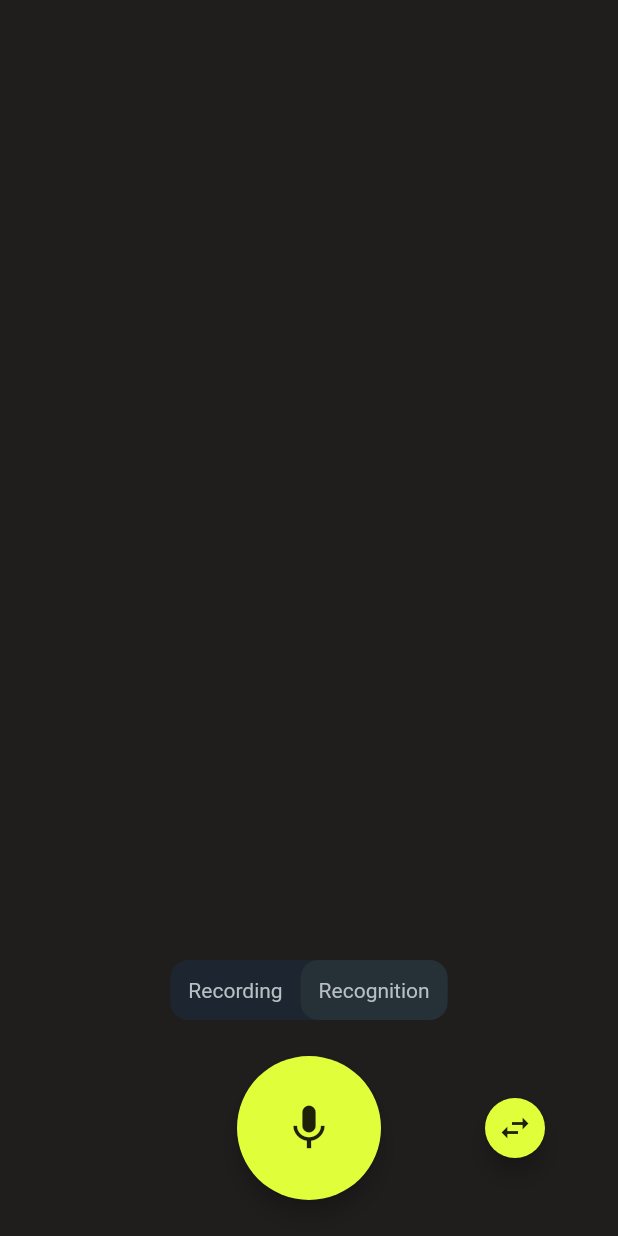
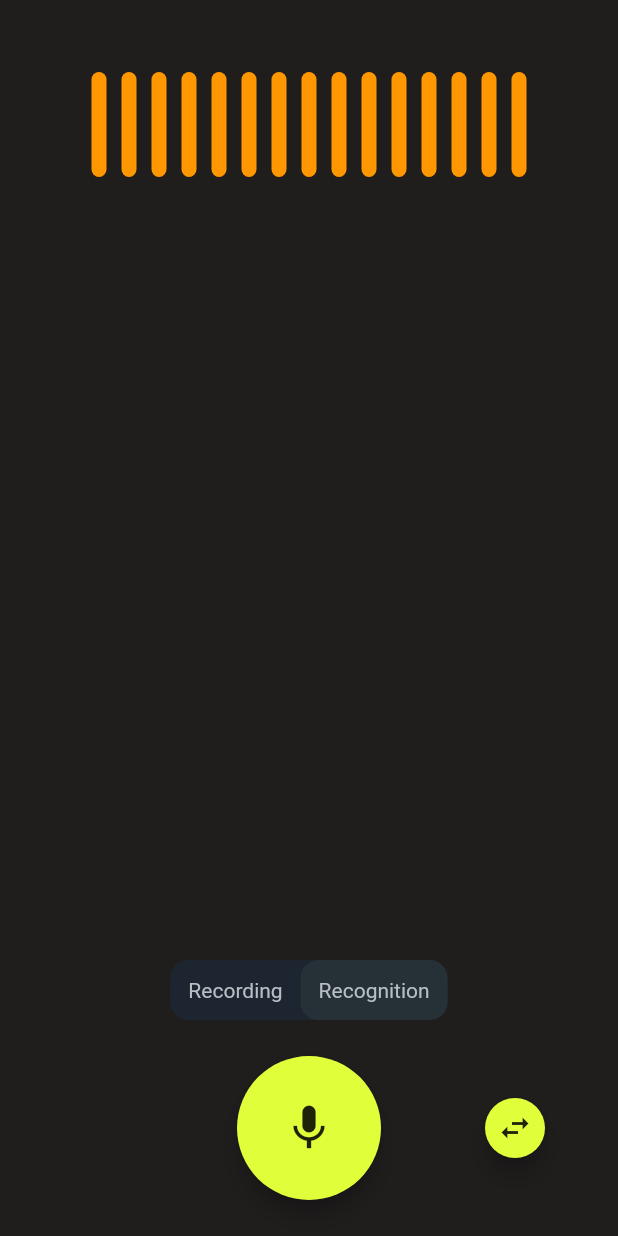
Before and after one commit to ashpakouski/SoundRecognizer-Flutter, a Flutter app: the screen it shows after launch, on a phone screen of 412 x 824 dp. Run offline on Flutter 3.47's test engine with Material 2 defaults, Android fonts, the phone set to English and light mode, and no system bars; our stand-ins replace bloc, dio, flutter_bloc, flutter_spinkit, permission_handler; missing offline and left inert: audio_session, flutter_sound, flutter_sound_platform_interface.

Commit message:
Create dummy audio record view

```diff
--- /dev/null
+++ b/lib/common/component/audio_record_view.dart
@@ -0,0 +1,53 @@
+import 'package:flutter/material.dart';
+
+class AudioRecordView extends StatelessWidget {
+  final List<int> soundValues;
+  final int maxAmplitude;
+  final double maxHeight;
+  final double? minHeight;
+  final Duration? animationDuration;
+  final double barWidth;
+  final BorderRadius? barRadius;
+  final EdgeInsets? barPadding;
+  final Color? barColor;
+
+  const AudioRecordView({
+    Key? key,
+    required this.soundValues,
+    required this.maxAmplitude,
+    required this.maxHeight,
+    this.minHeight,
+    this.animationDuration,
+    this.barWidth = 10,
+    this.barRadius,
+    this.barPadding,
+    this.barColor,
+  }) : super(key: key);
+
+  @override
+  Widget build(BuildContext context) {
+    return Row(
+      mainAxisAlignment: MainAxisAlignment.center,
+      crossAxisAlignment: CrossAxisAlignment.center,
+      children: [
+        for (var rangeIntensity in soundValues)
+          _buildBarDirectly(rangeIntensity.toDouble()),
+      ],
+    );
+  }
+
+  Widget _buildBarDirectly(double amplitude) {
+    return Padding(
+      padding: barPadding ?? const EdgeInsets.symmetric(horizontal: 5.0),
+      child: AnimatedContainer(
+        duration: animationDuration ?? const Duration(milliseconds: 500),
+        height: amplitude,
+        width: barWidth,
+        decoration: BoxDecoration(
+          color: barColor,
+          borderRadius: barRadius ?? BorderRadius.circular(5),
+        ),
+      ),
+    );
+  }
+}
--- a/lib/screens/home/home_screen.dart
+++ b/lib/screens/home/home_screen.dart
@@ -1,4 +1,8 @@
+import 'dart:async';
+import 'dart:math';
+
 import 'package:flutter/material.dart';
+import 'package:sound_recognizer/common/component/audio_record_view.dart';
 import 'package:sound_recognizer/common/enum/app_mode.dart';
 import 'package:sound_recognizer/component/variant_picker.dart';
 
@@ -11,15 +15,39 @@ class HomeScreen extends StatefulWidget {
 
 class _HomeScreenState extends State<HomeScreen> {
   AppMode currentMode = AppMode.recognition;
+  List<int> soundValues = List.filled(15, 0);
 
   @override
   Widget build(BuildContext context) {
     final screen = MediaQuery.of(context).size;
 
+    Timer.periodic(const Duration(milliseconds: 200), (timer) {
+      final random = Random();
+
+      for (int i = 1; i < soundValues.length; i++) {
+        soundValues[i - 1] = soundValues[i];
+      }
+
+      setState(() {
+        soundValues[soundValues.length - 1] = random.nextInt(150) % 120;
+      });
+    });
+
     return Scaffold(
       backgroundColor: const Color(0xFF201D1D),
       body: Stack(
         children: [
+          Padding(
+            padding: const EdgeInsets.symmetric(vertical: 48),
+            child: AudioRecordView(
+              soundValues: soundValues,
+              // barsNumber: 8,
+              maxAmplitude: 100,
+              maxHeight: 100,
+              minHeight: 0,
+              barColor: Colors.orange,
+            ),
+          ),
           Column(
             mainAxisAlignment: MainAxisAlignment.end,
             children: [
```
Also changed, not shown: lib/common/component/audio_visualizer.dart (deleted, +0 -87 lines).
